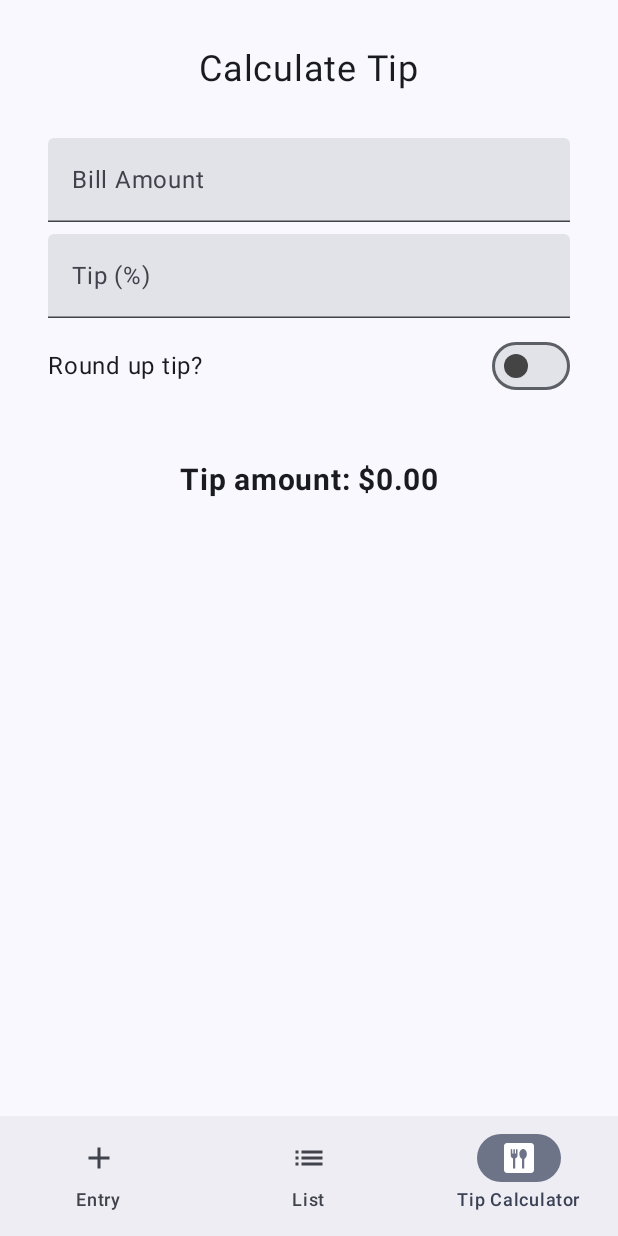
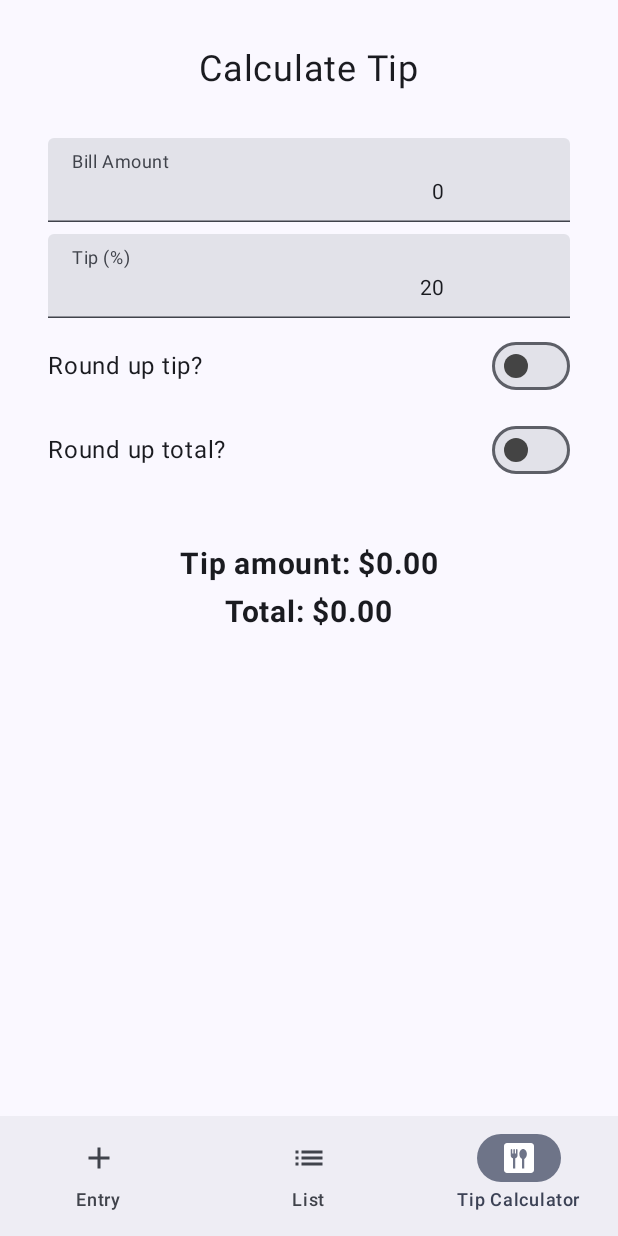
Before and after one commit to bdubose/boojet, an Android app built with Jetpack Compose: the screen it shows after launch (MainActivity), on a phone screen of 412 x 824 dp. Run offline under Robolectric (Android 15) with nearby library versions, the phone set to English and light mode, and no system bars.

Commit message:
Adds total display & round up total switch for tip calculator

```diff
--- a/app/src/main/java/me/branwin/boojet/ui/tipcalculator/TipCalculatorScreen.kt
+++ b/app/src/main/java/me/branwin/boojet/ui/tipcalculator/TipCalculatorScreen.kt
@@ -27,18 +27,34 @@ import java.text.NumberFormat
 @Composable
 fun TipCalculatorScreen() {
     val focusManager = LocalFocusManager.current
+    val currencyFormat = NumberFormat.getCurrencyInstance()
 
     val calcTipStr = stringResource(R.string.calculate_tip)
 
-    var amountInput by remember { mutableStateOf("") }
+    var amountInput by remember { mutableStateOf("0") }
     val amount = amountInput.toDoubleOrNull() ?: 0.0
-    var tipInput by remember { mutableStateOf("") }
+    var tipInput by remember { mutableStateOf("20") }
     val tipPercent = tipInput.toDoubleOrNull() ?: 0.0
-    var roundUp by remember { mutableStateOf(false) }
+    var roundUpTip by remember { mutableStateOf(false) }
+    var roundUpTotal by remember { mutableStateOf(false) }
 
 
-    val tip = calculateTip(amount, tipPercent, roundUp)
+    val tip: Double
+    val total: Double
 
+    if (roundUpTotal) {
+        // calculate original total rounded up, then update the tip
+        val originalTip = calculateTip(amount, tipPercent, roundUpTip)
+        total = calculateTotal(amount, originalTip, roundUpTotal)
+        tip = total - amount
+    } else {
+        tip = calculateTip(amount, tipPercent, roundUpTip)
+        total = calculateTotal(amount, tip, roundUpTotal)
+    }
+
+    // This causes NaNs, but will update the tip % input correct when we have values
+    //val decimalFormat = DecimalFormat("##.##")
+    //tipInput = decimalFormat.format((tip / amount) * 100)
 
     Column(
         modifier = Modifier.padding(32.dp),
@@ -76,12 +92,23 @@ fun TipCalculatorScreen() {
         ) {
             tipInput = it
         }
-        RoundTipRow(roundUp) {
-            roundUp = it
+        RoundTipRow(roundUpTip, true) {
+            roundUpTip = it
+            if (it) roundUpTotal = false
+        }
+        RoundTipRow(roundUpTotal, false) {
+            roundUpTotal = it
+            if (it) roundUpTip = false
         }
         Spacer(Modifier.height(24.dp))
         Text(
-            stringResource(R.string.tip_amount, tip),
+            stringResource(R.string.tip_amount, currencyFormat.format(tip)),
+            modifier = Modifier.align(Alignment.CenterHorizontally),
+            fontSize = 20.sp,
+            fontWeight = FontWeight.Bold,
+        )
+	    Text(
+            stringResource(R.string.tip_total, currencyFormat.format(total)),
             modifier = Modifier.align(Alignment.CenterHorizontally),
             fontSize = 20.sp,
             fontWeight = FontWeight.Bold,
@@ -90,14 +117,14 @@ fun TipCalculatorScreen() {
 }
 
 @Composable
-fun RoundTipRow(roundUp: Boolean, modifier: Modifier = Modifier, onRoundUpChanged: (Boolean) -> Unit) {
+fun RoundTipRow(roundUp: Boolean, isTip: Boolean, modifier: Modifier = Modifier, onRoundUpChanged: (Boolean) -> Unit) {
     Row(
         modifier = Modifier
             .fillMaxWidth()
             .size(48.dp),
         verticalAlignment = Alignment.CenterVertically,
     ) {
-        Text(stringResource(R.string.round_up_tip))
+        Text(stringResource(if (isTip) R.string.round_up_tip else R.string.round_up_total))
         Switch(
             roundUp,
             colors = SwitchDefaults.colors(
@@ -112,10 +139,16 @@ fun RoundTipRow(roundUp: Boolean, modifier: Modifier = Modifier, onRoundUpChange
 }
 
 @VisibleForTesting(otherwise = VisibleForTesting.PRIVATE)
-internal fun calculateTip(amount: Double, tipPercent: Double = 15.0, roundUp: Boolean = false): String {
+internal fun calculateTip(amount: Double, tipPercent: Double = 15.0, roundUpTip: Boolean = false): Double {
     var tip = tipPercent / 100 * amount
-    if (roundUp) tip = kotlin.math.ceil(tip)
-    return NumberFormat.getCurrencyInstance().format(tip)
+    if (roundUpTip) tip = kotlin.math.ceil(tip)
+    return tip
+}
+
+fun calculateTotal(amount: Double, tip: Double, roundUpTotal: Boolean = false): Double {
+    var total = amount + tip
+    if (roundUpTotal) total = kotlin.math.ceil(total)
+    return total
 }
 
 @Preview
--- a/app/src/main/java/me/branwin/boojet/viewmodels/MainViewModel.kt
+++ b/app/src/main/java/me/branwin/boojet/viewmodels/MainViewModel.kt
@@ -22,7 +22,7 @@ class MainViewModel(application: Application): ViewModel() {
             categoryRepository.getAllCategories().collect {
                 allCategories.value = it
             }
-            entryRepository.getAllEntries().collect() {
+            entryRepository.getAllEntries().collect {
                 allEntries.value = it
             }
         }
--- a/app/src/main/res/values/strings.xml
+++ b/app/src/main/res/values/strings.xml
@@ -13,4 +13,6 @@
     <string name="entry_amount">Amount</string>
     <string name="new_cat_name">New Category Name</string>
     <string name="pick_category">Pick or Create a Category</string>
+    <string name="tip_total">Total: %s</string>
+    <string name="round_up_total">Round up total?</string>
 </resources>
```
